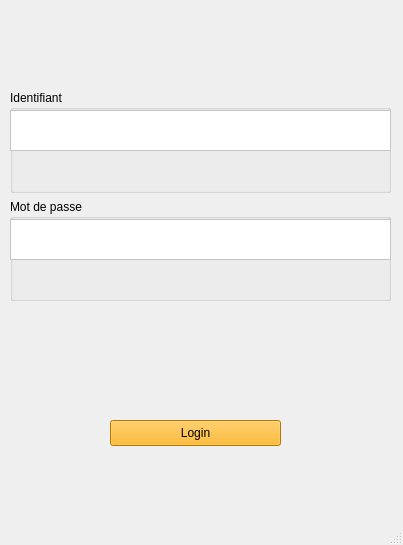
This is ui/loginwindow.ui in konstantinosmelis/projet-informatique as Qt 5 draws it before an edit. The edited form follows.
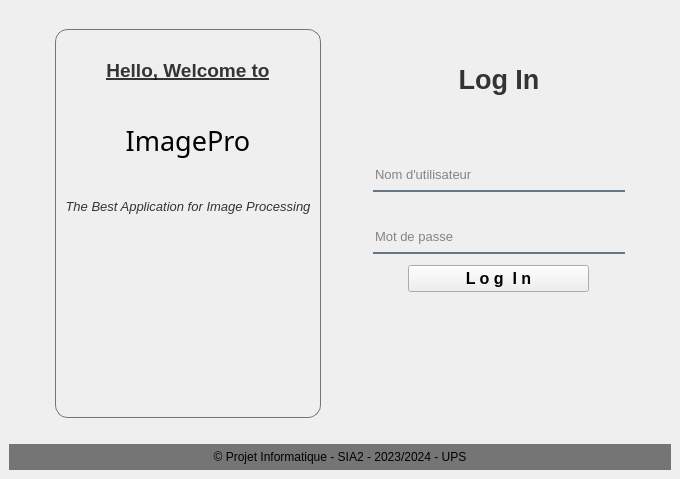
This is the edited form.

Patch:
```diff
--- a/ui/loginwindow.ui
+++ b/ui/loginwindow.ui
@@ -6,8 +6,8 @@
    <rect>
     <x>0</x>
     <y>0</y>
-    <width>403</width>
-    <height>545</height>
+    <width>680</width>
+    <height>479</height>
    </rect>
   </property>
   <property name="windowTitle">
@@ -17,88 +17,404 @@
    <string notr="true"/>
   </property>
   <widget class="QWidget" name="centralwidget">
-   <widget class="QWidget" name="verticalLayoutWidget">
-    <property name="geometry">
-     <rect>
-      <x>10</x>
-      <y>90</y>
-      <width>381</width>
-      <height>211</height>
-     </rect>
-    </property>
-    <layout class="QVBoxLayout" name="verticalLayout">
-     <item>
-      <widget class="QGroupBox" name="usernameBox">
-       <property name="title">
-        <string>Identifiant</string>
-       </property>
-       <widget class="QTextEdit" name="usernameText">
-        <property name="geometry">
-         <rect>
-          <x>0</x>
-          <y>20</y>
-          <width>381</width>
-          <height>41</height>
-         </rect>
-        </property>
-        <property name="styleSheet">
-         <string notr="true">background-color: rgb(255, 255, 255);</string>
-        </property>
-       </widget>
-      </widget>
-     </item>
-     <item>
-      <widget class="QGroupBox" name="passwordBox">
-       <property name="title">
-        <string>Mot de passe</string>
-       </property>
-       <widget class="QTextEdit" name="passwordText">
-        <property name="geometry">
-         <rect>
-          <x>0</x>
-          <y>20</y>
-          <width>381</width>
-          <height>41</height>
-         </rect>
-        </property>
-        <property name="styleSheet">
-         <string notr="true">background-color: rgb(255, 255, 255);</string>
-        </property>
-       </widget>
-      </widget>
-     </item>
-    </layout>
-   </widget>
-   <widget class="QPushButton" name="loginButton">
-    <property name="geometry">
-     <rect>
-      <x>110</x>
-      <y>420</y>
-      <width>171</width>
-      <height>26</height>
-     </rect>
-    </property>
-    <property name="styleSheet">
-     <string notr="true">background-color: rgb(255, 170, 0);
-color: black;
-width: 50%;</string>
-    </property>
-    <property name="text">
-     <string>Login</string>
-    </property>
-   </widget>
-  </widget>
-  <widget class="QMenuBar" name="menubar">
-   <property name="geometry">
-    <rect>
-     <x>0</x>
-     <y>0</y>
-     <width>403</width>
-     <height>23</height>
-    </rect>
+   <property name="styleSheet">
+    <string notr="true">background-color: /*#A8B0B9*/ #fff;
+Color: auto;
+QLabel { background-color: none };
+</string>
    </property>
+   <layout class="QGridLayout" name="gridLayout">
+    <item row="0" column="1">
+     <widget class="QFrame" name="frame">
+      <property name="sizePolicy">
+       <sizepolicy hsizetype="MinimumExpanding" vsizetype="MinimumExpanding">
+        <horstretch>0</horstretch>
+        <verstretch>0</verstretch>
+       </sizepolicy>
+      </property>
+      <property name="styleSheet">
+       <string notr="true">border: 1px solid;
+border-color:  rgba(105, 118, 132, 255);
+border-radius:13px;
+margin:20px 0px 20px 0px;
+</string>
+      </property>
+      <property name="frameShape">
+       <enum>QFrame::Box</enum>
+      </property>
+      <property name="frameShadow">
+       <enum>QFrame::Raised</enum>
+      </property>
+      <layout class="QVBoxLayout" name="verticalLayout_2" stretch="0,0,0,50">
+       <property name="spacing">
+        <number>0</number>
+       </property>
+       <property name="sizeConstraint">
+        <enum>QLayout::SetNoConstraint</enum>
+       </property>
+       <property name="bottomMargin">
+        <number>1</number>
+       </property>
+       <item>
+        <widget class="QLabel" name="label_7">
+         <property name="sizePolicy">
+          <sizepolicy hsizetype="MinimumExpanding" vsizetype="MinimumExpanding">
+           <horstretch>0</horstretch>
+           <verstretch>0</verstretch>
+          </sizepolicy>
+         </property>
+         <property name="font">
+          <font>
+           <pointsize>14</pointsize>
+           <bold>true</bold>
+           <underline>true</underline>
+          </font>
+         </property>
+         <property name="styleSheet">
+          <string notr="true">color: rgba(0,0,0,200);
+border:0px;</string>
+         </property>
+         <property name="text">
+          <string>Hello, Welcome to</string>
+         </property>
+         <property name="alignment">
+          <set>Qt::AlignCenter</set>
+         </property>
+        </widget>
+       </item>
+       <item>
+        <widget class="QLabel" name="label_2">
+         <property name="sizePolicy">
+          <sizepolicy hsizetype="MinimumExpanding" vsizetype="MinimumExpanding">
+           <horstretch>0</horstretch>
+           <verstretch>0</verstretch>
+          </sizepolicy>
+         </property>
+         <property name="font">
+          <font>
+           <family>Bauhaus 93</family>
+           <pointsize>20</pointsize>
+           <underline>false</underline>
+          </font>
+         </property>
+         <property name="autoFillBackground">
+          <bool>false</bool>
+         </property>
+         <property name="styleSheet">
+          <string notr="true">border:0px;
+color:rgba(0,0,0,255);
+</string>
+         </property>
+         <property name="text">
+          <string notr="true">ImagePro</string>
+         </property>
+         <property name="textFormat">
+          <enum>Qt::AutoText</enum>
+         </property>
+         <property name="alignment">
+          <set>Qt::AlignCenter</set>
+         </property>
+         <property name="indent">
+          <number>-1</number>
+         </property>
+        </widget>
+       </item>
+       <item>
+        <widget class="QLabel" name="label_8">
+         <property name="sizePolicy">
+          <sizepolicy hsizetype="MinimumExpanding" vsizetype="MinimumExpanding">
+           <horstretch>0</horstretch>
+           <verstretch>0</verstretch>
+          </sizepolicy>
+         </property>
+         <property name="font">
+          <font>
+           <pointsize>10</pointsize>
+           <italic>true</italic>
+          </font>
+         </property>
+         <property name="styleSheet">
+          <string notr="true">color: rgba(0,0,0,200);
+border:0px;</string>
+         </property>
+         <property name="text">
+          <string>&lt;html&gt;&lt;head/&gt;&lt;body&gt;&lt;p align=&quot;center&quot;&gt;The Best Application for Image Processing&lt;/p&gt;&lt;/body&gt;&lt;/html&gt;</string>
+         </property>
+         <property name="scaledContents">
+          <bool>true</bool>
+         </property>
+         <property name="alignment">
+          <set>Qt::AlignCenter</set>
+         </property>
+        </widget>
+       </item>
+       <item>
+        <widget class="QLabel" name="label_3">
+         <property name="sizePolicy">
+          <sizepolicy hsizetype="MinimumExpanding" vsizetype="MinimumExpanding">
+           <horstretch>0</horstretch>
+           <verstretch>0</verstretch>
+          </sizepolicy>
+         </property>
+         <property name="autoFillBackground">
+          <bool>false</bool>
+         </property>
+         <property name="styleSheet">
+          <string notr="true">border:0px;
+border-radius:10px;</string>
+         </property>
+         <property name="text">
+          <string/>
+         </property>
+         <property name="scaledContents">
+          <bool>true</bool>
+         </property>
+        </widget>
+       </item>
+      </layout>
+     </widget>
+    </item>
+    <item row="0" column="2">
+     <spacer name="horizontalSpacer_3">
+      <property name="orientation">
+       <enum>Qt::Horizontal</enum>
+      </property>
+      <property name="sizeType">
+       <enum>QSizePolicy::Minimum</enum>
+      </property>
+      <property name="sizeHint" stdset="0">
+       <size>
+        <width>40</width>
+        <height>20</height>
+       </size>
+      </property>
+     </spacer>
+    </item>
+    <item row="0" column="4">
+     <spacer name="horizontalSpacer_4">
+      <property name="orientation">
+       <enum>Qt::Horizontal</enum>
+      </property>
+      <property name="sizeType">
+       <enum>QSizePolicy::Minimum</enum>
+      </property>
+      <property name="sizeHint" stdset="0">
+       <size>
+        <width>40</width>
+        <height>20</height>
+       </size>
+      </property>
+     </spacer>
+    </item>
+    <item row="0" column="3">
+     <layout class="QVBoxLayout" name="verticalLayout">
+      <item>
+       <widget class="QLabel" name="label_4">
+        <property name="font">
+         <font>
+          <pointsize>20</pointsize>
+          <bold>true</bold>
+         </font>
+        </property>
+        <property name="autoFillBackground">
+         <bool>false</bool>
+        </property>
+        <property name="styleSheet">
+         <string notr="true">color:rgba(0, 0, 0, 200);
+margin: 30px;</string>
+        </property>
+        <property name="text">
+         <string>Log In</string>
+        </property>
+        <property name="alignment">
+         <set>Qt::AlignCenter</set>
+        </property>
+       </widget>
+      </item>
+      <item>
+       <widget class="QLineEdit" name="usernameText">
+        <property name="font">
+         <font>
+          <pointsize>10</pointsize>
+         </font>
+        </property>
+        <property name="styleSheet">
+         <string notr="true">background-color:rgba(0, 0, 0, 0);
+border:none;
+border-bottom:2px solid rgba(105, 118, 132, 255);
+color:rgba(0, 0, 0, 230);
+padding-bottom:7px;
+margin-top:10px;</string>
+        </property>
+        <property name="placeholderText">
+         <string>Nom d'utilisateur</string>
+        </property>
+       </widget>
+      </item>
+      <item>
+       <widget class="QLineEdit" name="passwordText">
+        <property name="font">
+         <font>
+          <pointsize>10</pointsize>
+         </font>
+        </property>
+        <property name="styleSheet">
+         <string notr="true">background-color:rgba(0, 0, 0, 0);
+border:none;
+border-bottom:2px solid rgba(105, 118, 132, 255);
+color:rgba(0, 0, 0, 230);
+padding-bottom:7px;
+margin-top:30px;</string>
+        </property>
+        <property name="echoMode">
+         <enum>QLineEdit::Password</enum>
+        </property>
+        <property name="placeholderText">
+         <string>Mot de passe</string>
+        </property>
+       </widget>
+      </item>
+      <item>
+       <layout class="QHBoxLayout" name="horizontalLayout">
+        <property name="topMargin">
+         <number>5</number>
+        </property>
+        <item>
+         <spacer name="horizontalSpacer">
+          <property name="orientation">
+           <enum>Qt::Horizontal</enum>
+          </property>
+          <property name="sizeType">
+           <enum>QSizePolicy::Preferred</enum>
+          </property>
+          <property name="sizeHint" stdset="0">
+           <size>
+            <width>40</width>
+            <height>20</height>
+           </size>
+          </property>
+         </spacer>
+        </item>
+        <item>
+         <widget class="QPushButton" name="loginButton">
+          <property name="sizePolicy">
+           <sizepolicy hsizetype="MinimumExpanding" vsizetype="Fixed">
+            <horstretch>0</horstretch>
+            <verstretch>0</verstretch>
+           </sizepolicy>
+          </property>
+          <property name="minimumSize">
+           <size>
+            <width>181</width>
+            <height>0</height>
+           </size>
+          </property>
+          <property name="font">
+           <font>
+            <pointsize>12</pointsize>
+            <bold>true</bold>
+           </font>
+          </property>
+          <property name="styleSheet">
+           <string notr="true">margin-top:20px;
+padding: 10px 20px 10px 20px;
+border-radius:8px;
+background-color:  rgba(105, 118, 132, 255);
+
+QPushButton#pushButton_2:hover {
+    background-color: rgba(0, 255, 0, 255);
+}
+</string>
+          </property>
+          <property name="text">
+           <string>L o g  I n</string>
+          </property>
+          <property name="autoDefault">
+           <bool>false</bool>
+          </property>
+          <property name="default">
+           <bool>false</bool>
+          </property>
+         </widget>
+        </item>
+        <item>
+         <spacer name="horizontalSpacer_2">
+          <property name="orientation">
+           <enum>Qt::Horizontal</enum>
+          </property>
+          <property name="sizeType">
+           <enum>QSizePolicy::Preferred</enum>
+          </property>
+          <property name="sizeHint" stdset="0">
+           <size>
+            <width>40</width>
+            <height>20</height>
+           </size>
+          </property>
+         </spacer>
+        </item>
+       </layout>
+      </item>
+      <item>
+       <widget class="QLabel" name="failedToConnectText">
+        <property name="styleSheet">
+         <string notr="true">
+          color:red;
+          margin-left:5px;
+          margin-right:5px;
+          margin-bottom:20px;
+         </string>
+        </property>
+        <property name="text">
+         <string> </string>
+        </property>
+        <property name="alignment">
+         <set>Qt::AlignCenter</set>
+        </property>
+       </widget>
+      </item>
+     </layout>
+    </item>
+    <item row="0" column="0">
+     <spacer name="horizontalSpacer_5">
+      <property name="orientation">
+       <enum>Qt::Horizontal</enum>
+      </property>
+      <property name="sizeType">
+       <enum>QSizePolicy::Minimum</enum>
+      </property>
+      <property name="sizeHint" stdset="0">
+       <size>
+        <width>40</width>
+        <height>20</height>
+       </size>
+      </property>
+     </spacer>
+    </item>
+    <item row="1" column="0" colspan="5">
+     <widget class="QLabel" name="label">
+      <property name="sizePolicy">
+       <sizepolicy hsizetype="MinimumExpanding" vsizetype="Preferred">
+        <horstretch>0</horstretch>
+        <verstretch>0</verstretch>
+       </sizepolicy>
+      </property>
+      <property name="styleSheet">
+       <string notr="true">/*color: white;*/
+background-color:#757575;
+padding:3px 0px 3px 0px;
+</string>
+      </property>
+      <property name="text">
+       <string>© Projet Informatique - SIA2 - 2023/2024 - UPS</string>
+      </property>
+      <property name="alignment">
+       <set>Qt::AlignBottom|Qt::AlignHCenter</set>
+      </property>
+     </widget>
+    </item>
+   </layout>
   </widget>
-  <widget class="QStatusBar" name="statusbar"/>
  </widget>
  <resources/>
  <connections/>
```
Left out of the diff: 4 changed lines with no effect on the pictures.
